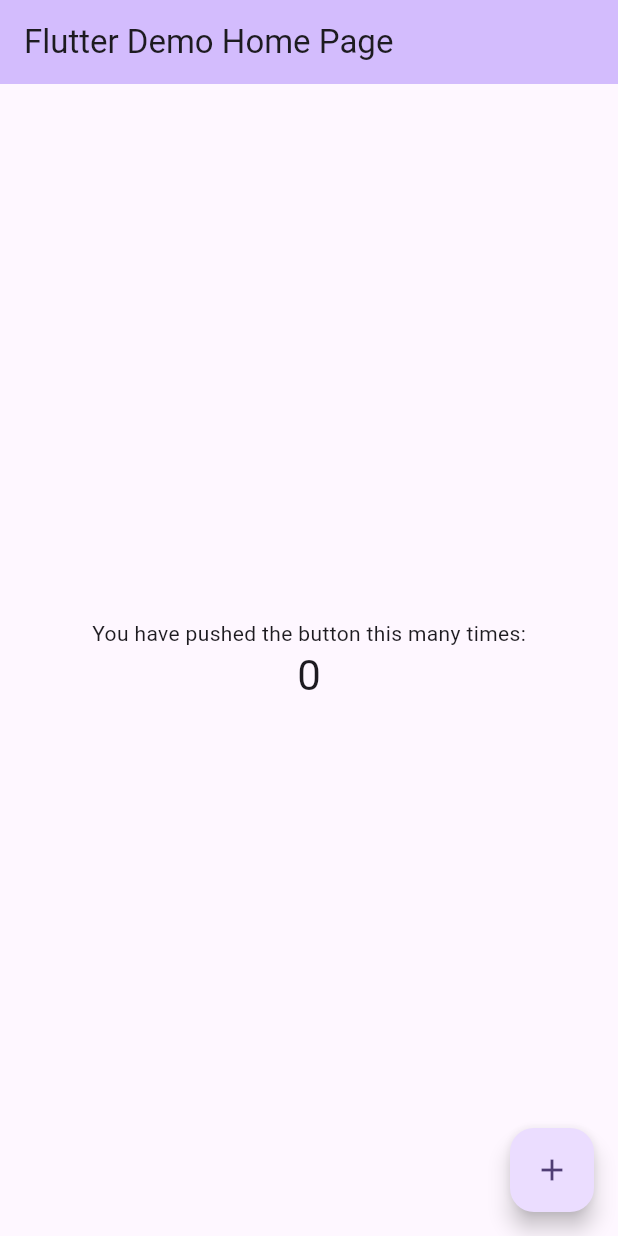
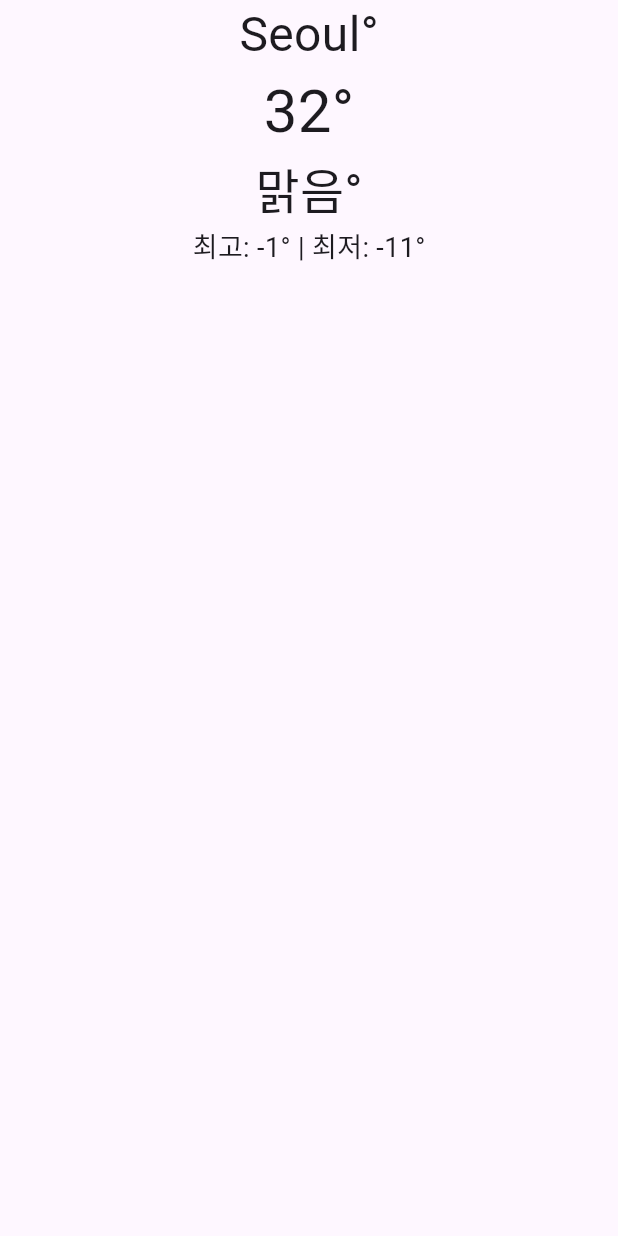
Before and after one commit to constdreamcoder/weather_app_flutter, a Flutter app: the screen it shows after launch, on a phone screen of 412 x 824 dp. Run offline on Flutter 3.47's test engine with Material 3 defaults, Android fonts, the light colour scheme and no system bars.

Commit message:
[Feat] 현재 날씨 예보 컴포넌트 개발

```diff
--- a/lib/main.dart
+++ b/lib/main.dart
@@ -1,125 +1,31 @@
 import 'package:flutter/material.dart';
 
 void main() {
-  runApp(const MyApp());
+  runApp(MaterialApp(
+    home: Scaffold(
+        body: SafeArea(
+          // child: TodayForecast(),
+          child: CurrentWeather(),
+        )),
+  ));
 }
 
-class MyApp extends StatelessWidget {
-  const MyApp({super.key});
+class CurrentWeather extends StatelessWidget {
+  const CurrentWeather({super.key});
 
-  // This widget is the root of your application.
   @override
   Widget build(BuildContext context) {
-    return MaterialApp(
-      title: 'Flutter Demo',
-      theme: ThemeData(
-        // This is the theme of your application.
-        //
-        // TRY THIS: Try running your application with "flutter run". You'll see
-        // the application has a purple toolbar. Then, without quitting the app,
-        // try changing the seedColor in the colorScheme below to Colors.green
-        // and then invoke "hot reload" (save your changes or press the "hot
-        // reload" button in a Flutter-supported IDE, or press "r" if you used
-        // the command line to start the app).
-        //
-        // Notice that the counter didn't reset back to zero; the application
-        // state is not lost during the reload. To reset the state, use hot
-        // restart instead.
-        //
-        // This works for code too, not just values: Most code changes can be
-        // tested with just a hot reload.
-        colorScheme: ColorScheme.fromSeed(seedColor: Colors.deepPurple),
-        useMaterial3: true,
+    return SizedBox(
+      width: double.infinity,
+      child: Column(
+        crossAxisAlignment: CrossAxisAlignment.center,
+        children: [
+          Text('Seoul°', style: TextStyle(fontSize: 32)),
+          Text('32°', style: TextStyle(fontSize: 40)),
+          Text('맑음°', style: TextStyle(fontSize: 32)),
+          Text('최고: -1° | 최저: -11°', style: TextStyle(fontSize: 18)),
+        ],
       ),
-      home: const MyHomePage(title: 'Flutter Demo Home Page'),
     );
   }
 }
-
-class MyHomePage extends StatefulWidget {
-  const MyHomePage({super.key, required this.title});
-
-  // This widget is the home page of your application. It is stateful, meaning
-  // that it has a State object (defined below) that contains fields that affect
-  // how it looks.
-
-  // This class is the configuration for the state. It holds the values (in this
-  // case the title) provided by the parent (in this case the App widget) and
-  // used by the build method of the State. Fields in a Widget subclass are
-  // always marked "final".
-
-  final String title;
-
-  @override
-  State<MyHomePage> createState() => _MyHomePageState();
-}
-
-class _MyHomePageState extends State<MyHomePage> {
-  int _counter = 0;
-
-  void _incrementCounter() {
-    setState(() {
-      // This call to setState tells the Flutter framework that something has
-      // changed in this State, which causes it to rerun the build method below
-      // so that the display can reflect the updated values. If we changed
-      // _counter without calling setState(), then the build method would not be
-      // called again, and so nothing would appear to happen.
-      _counter++;
-    });
-  }
-
-  @override
-  Widget build(BuildContext context) {
-    // This method is rerun every time setState is called, for instance as done
-    // by the _incrementCounter method above.
-    //
-    // The Flutter framework has been optimized to make rerunning build methods
-    // fast, so that you can just rebuild anything that needs updating rather
-    // than having to individually change instances of widgets.
-    return Scaffold(
-      appBar: AppBar(
-        // TRY THIS: Try changing the color here to a specific color (to
-        // Colors.amber, perhaps?) and trigger a hot reload to see the AppBar
-        // change color while the other colors stay the same.
-        backgroundColor: Theme.of(context).colorScheme.inversePrimary,
-        // Here we take the value from the MyHomePage object that was created by
-        // the App.build method, and use it to set our appbar title.
-        title: Text(widget.title),
-      ),
-      body: Center(
-        // Center is a layout widget. It takes a single child and positions it
-        // in the middle of the parent.
-        child: Column(
-          // Column is also a layout widget. It takes a list of children and
-          // arranges them vertically. By default, it sizes itself to fit its
-          // children horizontally, and tries to be as tall as its parent.
-          //
-          // Column has various properties to control how it sizes itself and
-          // how it positions its children. Here we use mainAxisAlignment to
-          // center the children vertically; the main axis here is the vertical
-          // axis because Columns are vertical (the cross axis would be
-          // horizontal).
-          //
-          // TRY THIS: Invoke "debug painting" (choose the "Toggle Debug Paint"
-          // action in the IDE, or press "p" in the console), to see the
-          // wireframe for each widget.
-          mainAxisAlignment: MainAxisAlignment.center,
-          children: <Widget>[
-            const Text(
-              'You have pushed the button this many times:',
-            ),
-            Text(
-              '$_counter',
-              style: Theme.of(context).textTheme.headlineMedium,
-            ),
-          ],
-        ),
-      ),
-      floatingActionButton: FloatingActionButton(
-        onPressed: _incrementCounter,
-        tooltip: 'Increment',
-        child: const Icon(Icons.add),
-      ), // This trailing comma makes auto-formatting nicer for build methods.
-    );
-  }
-}
```
